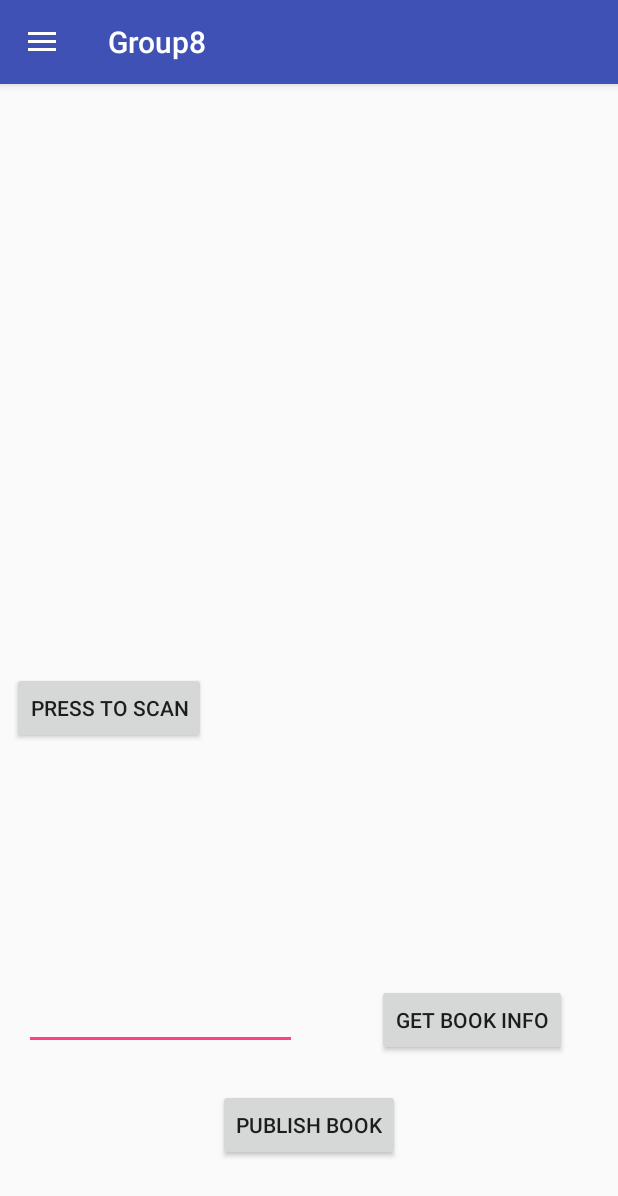
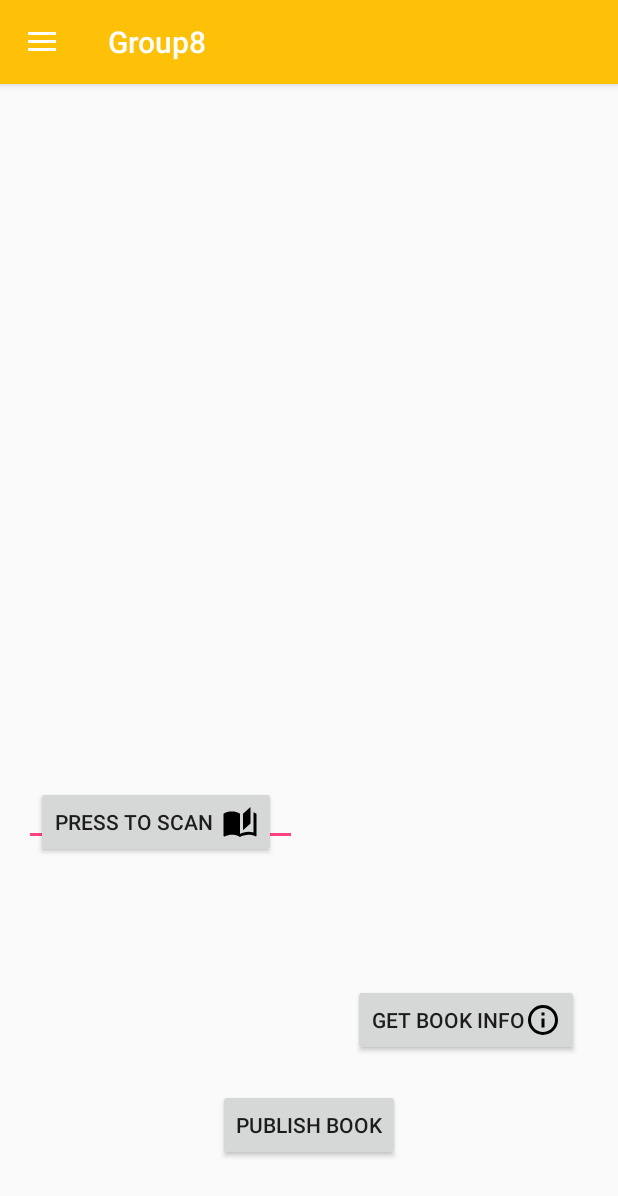
Before and after one commit to group8MAD/group8, an Android app: the screen it shows after launch (BookActivity), on a phone screen of 412 x 824 dp. Shown: the top 1196 px of the screen. Run offline under Robolectric (Android 15) with nearby library versions, the phone set to English and light mode, and no system bars; our stand-ins replace CircleImageView, Firebase (no records; nobody signed in at launch, a user with empty details on screens opened directly), Picasso; libraries missing offline, so code that uses them is left out: com.firebase.ui, com.google.zxing.integration; pictures from the network do not load.

Commit message:
Added icons and changed the activity_book layout

```diff
--- /dev/null
+++ b/app/src/main/res/drawable/account.xml
@@ -0,0 +1,8 @@
+<!-- drawable/account.xml -->
+<vector xmlns:android="http://schemas.android.com/apk/res/android"
+    android:height="24dp"
+    android:width="24dp"
+    android:viewportWidth="24"
+    android:viewportHeight="24">
+    <path android:fillColor="#000" android:pathData="M12,4A4,4 0 0,1 16,8A4,4 0 0,1 12,12A4,4 0 0,1 8,8A4,4 0 0,1 12,4M12,14C16.42,14 20,15.79 20,18V20H4V18C4,15.79 7.58,14 12,14Z" />
+</vector>
--- /dev/null
+++ b/app/src/main/res/drawable/book_open_page_variant.xml
@@ -0,0 +1,8 @@
+<!-- drawable/book_open_page_variant.xml -->
+<vector xmlns:android="http://schemas.android.com/apk/res/android"
+    android:height="24dp"
+    android:width="24dp"
+    android:viewportWidth="24"
+    android:viewportHeight="24">
+    <path android:fillColor="#000" android:pathData="M19,2L14,6.5V17.5L19,13V2M6.5,5C4.55,5 2.45,5.4 1,6.5V21.16C1,21.41 1.25,21.66 1.5,21.66C1.6,21.66 1.65,21.59 1.75,21.59C3.1,20.94 5.05,20.5 6.5,20.5C8.45,20.5 10.55,20.9 12,22C13.35,21.15 15.8,20.5 17.5,20.5C19.15,20.5 20.85,20.81 22.25,21.56C22.35,21.61 22.4,21.59 22.5,21.59C22.75,21.59 23,21.34 23,21.09V6.5C22.4,6.05 21.75,5.75 21,5.5V7.5L21,13V19C19.9,18.65 18.7,18.5 17.5,18.5C15.8,18.5 13.35,19.15 12,20V13L12,8.5V6.5C10.55,5.4 8.45,5 6.5,5V5Z" />
+</vector>
--- /dev/null
+++ b/app/src/main/res/drawable/information_outline.xml
@@ -0,0 +1,8 @@
+<!-- drawable/information_outline.xml -->
+<vector xmlns:android="http://schemas.android.com/apk/res/android"
+    android:height="24dp"
+    android:width="24dp"
+    android:viewportWidth="24"
+    android:viewportHeight="24">
+    <path android:fillColor="#000" android:pathData="M11,9H13V7H11M12,20C7.59,20 4,16.41 4,12C4,7.59 7.59,4 12,4C16.41,4 20,7.59 20,12C20,16.41 16.41,20 12,20M12,2A10,10 0 0,0 2,12A10,10 0 0,0 12,22A10,10 0 0,0 22,12A10,10 0 0,0 12,2M11,17H13V11H11V17Z" />
+</vector>
--- a/app/src/main/res/layout-normal-land/activity_book.xml
+++ b/app/src/main/res/layout-normal-land/activity_book.xml
@@ -88,15 +88,16 @@
             android:id="@+id/button"
             android:layout_width="wrap_content"
             android:layout_height="wrap_content"
-            android:layout_marginBottom="120dp"
+            android:layout_marginBottom="36dp"
             android:layout_marginEnd="16dp"
             android:layout_marginLeft="8dp"
             android:layout_marginRight="16dp"
             android:layout_marginStart="8dp"
             android:text="@string/get_info"
+            android:drawableRight="@drawable/information_outline"
             app:layout_constraintBottom_toBottomOf="parent"
             app:layout_constraintEnd_toEndOf="parent"
-            app:layout_constraintHorizontal_bias="0.674"
+            app:layout_constraintHorizontal_bias="0.767"
             app:layout_constraintStart_toStartOf="@+id/guideline" />
 
         <EditText
@@ -142,16 +143,18 @@
             app:layout_constraintBottom_toBottomOf="parent"
             app:layout_constraintEnd_toEndOf="parent"
             app:layout_constraintStart_toStartOf="parent"
-            app:layout_constraintTop_toBottomOf="@+id/button" />
+            app:layout_constraintTop_toBottomOf="@+id/button"
+            app:layout_constraintVertical_bias="1.0" />
 
         <Button
             android:id="@+id/scan"
             android:layout_width="wrap_content"
             android:layout_height="wrap_content"
-            android:layout_marginLeft="8dp"
-            android:layout_marginStart="8dp"
-            android:layout_marginTop="8dp"
-            android:text="Press To scan"
+            android:layout_marginLeft="28dp"
+            android:layout_marginStart="28dp"
+            android:layout_marginTop="68dp"
+            android:drawableRight="@drawable/book_open_page_variant"
+            android:text="Press To scan  "
             app:layout_constraintStart_toStartOf="parent"
             app:layout_constraintTop_toTopOf="@+id/guidelineOri" />
 
--- a/app/src/main/res/layout-normal-port/activity_book.xml
+++ b/app/src/main/res/layout-normal-port/activity_book.xml
@@ -94,6 +94,7 @@
             android:layout_marginRight="16dp"
             android:layout_marginStart="8dp"
             android:text="@string/get_info"
+            android:drawableRight="@drawable/information_outline"
             app:layout_constraintBottom_toBottomOf="parent"
             app:layout_constraintEnd_toEndOf="parent"
             app:layout_constraintHorizontal_bias="0.674"
@@ -103,7 +104,7 @@
             android:id="@+id/isbn"
             android:layout_width="0dp"
             android:layout_height="wrap_content"
-            android:layout_marginBottom="124dp"
+            android:layout_marginBottom="260dp"
             android:layout_marginEnd="8dp"
             android:layout_marginLeft="16dp"
             android:layout_marginRight="8dp"
@@ -148,10 +149,11 @@
             android:id="@+id/scan"
             android:layout_width="wrap_content"
             android:layout_height="wrap_content"
-            android:layout_marginLeft="8dp"
-            android:layout_marginStart="8dp"
-            android:layout_marginTop="8dp"
-            android:text="Press To scan"
+            android:layout_marginLeft="24dp"
+            android:layout_marginStart="24dp"
+            android:layout_marginTop="84dp"
+            android:drawableRight="@drawable/book_open_page_variant"
+            android:text="Press To scan  "
             app:layout_constraintStart_toStartOf="parent"
             app:layout_constraintTop_toTopOf="@+id/guidelineOri" />
 
--- a/app/src/main/res/values/colors.xml
+++ b/app/src/main/res/values/colors.xml
@@ -1,6 +1,6 @@
 <?xml version="1.0" encoding="utf-8"?>
 <resources>
-    <color name="colorPrimary">#3F51B5</color>
-    <color name="colorPrimaryDark">#303F9F</color>
+    <color name="colorPrimary">#FFC107</color>
+    <color name="colorPrimaryDark">#FF8F00</color>
     <color name="colorAccent">#FF4081</color>
 </resources>
--- a/app/src/main/res/values/strings.xml
+++ b/app/src/main/res/values/strings.xml
@@ -17,8 +17,9 @@
     <string name="books">Books</string>
     <string name="register">Register</string>
     <string name="sign">Sign In</string>
-    <string name="get_info">Get Book Info</string>
+    <string name="get_info">Get Book Info  </string>
     <string name="publish">Publish Book</string>
     <string name="noThumbnail">No thumbnail was found</string>
-    <string name="noData">Couldn\'t get some data</string>
+    <string name="noData">Couldnt get some data</string>
+
 </resources>
```
